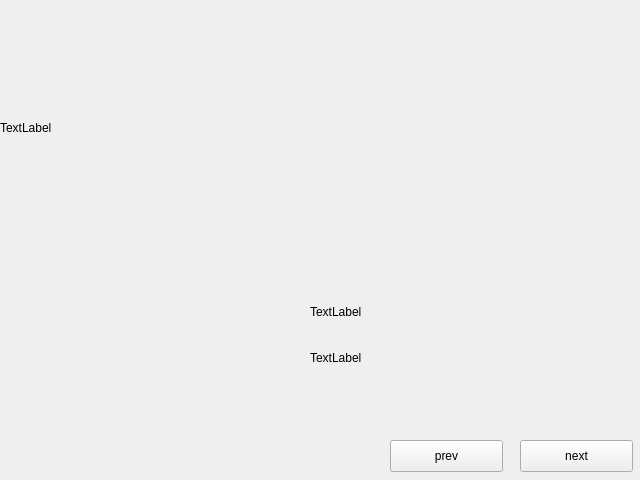
fabio-echegaray/operetta, file gui_selection.ui: the form before one commit.
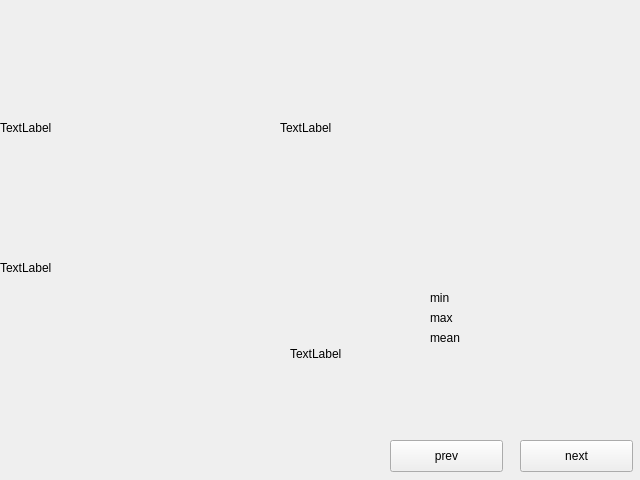
The form after the commit. Custom widgets are drawn as their Qt base class.

What changed in the file:
```diff
--- a/gui_selection.ui
+++ b/gui_selection.ui
@@ -68,8 +68,8 @@
   <widget class="QLabel" name="lblId">
    <property name="geometry">
     <rect>
-     <x>310</x>
-     <y>350</y>
+     <x>0</x>
+     <y>260</y>
      <width>59</width>
      <height>16</height>
     </rect>
@@ -81,10 +81,10 @@
   <widget class="QLabel" name="imgEdu">
    <property name="geometry">
     <rect>
-     <x>310</x>
-     <y>280</y>
-     <width>64</width>
-     <height>64</height>
+     <x>290</x>
+     <y>290</y>
+     <width>128</width>
+     <height>128</height>
     </rect>
    </property>
    <property name="text">
@@ -94,6 +94,61 @@
     <bool>false</bool>
    </property>
   </widget>
+  <widget class="QLabel" name="imgPericentrin">
+   <property name="geometry">
+    <rect>
+     <x>280</x>
+     <y>0</y>
+     <width>256</width>
+     <height>256</height>
+    </rect>
+   </property>
+   <property name="text">
+    <string>TextLabel</string>
+   </property>
+   <property name="scaledContents">
+    <bool>false</bool>
+   </property>
+  </widget>
+  <widget class="QLabel" name="lblEduMin">
+   <property name="geometry">
+    <rect>
+     <x>430</x>
+     <y>290</y>
+     <width>90</width>
+     <height>16</height>
+    </rect>
+   </property>
+   <property name="text">
+    <string>min</string>
+   </property>
+  </widget>
+  <widget class="QLabel" name="lblEduMax">
+   <property name="geometry">
+    <rect>
+     <x>430</x>
+     <y>310</y>
+     <width>90</width>
+     <height>16</height>
+    </rect>
+   </property>
+   <property name="text">
+    <string>max</string>
+   </property>
+  </widget>
+  <widget class="QLabel" name="lblEduAvg">
+   <property name="geometry">
+    <rect>
+     <x>430</x>
+     <y>330</y>
+     <width>90</width>
+     <height>16</height>
+    </rect>
+   </property>
+   <property name="text">
+    <string>mean</string>
+   </property>
+  </widget>
  </widget>
  <customwidgets>
   <customwidget>
```
